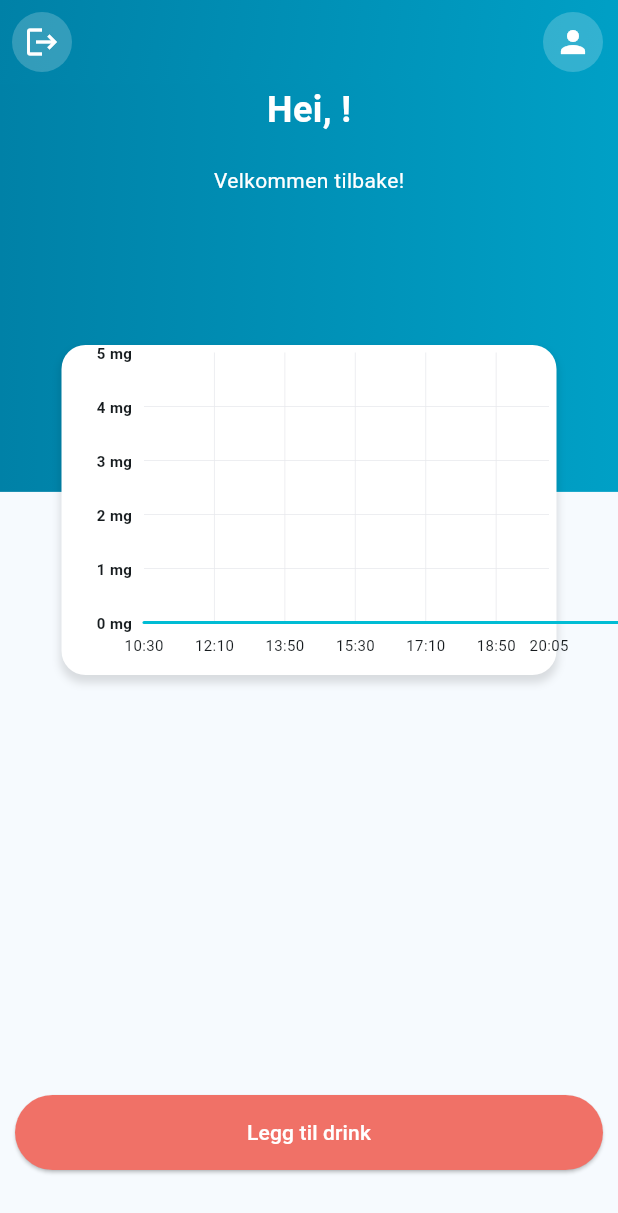
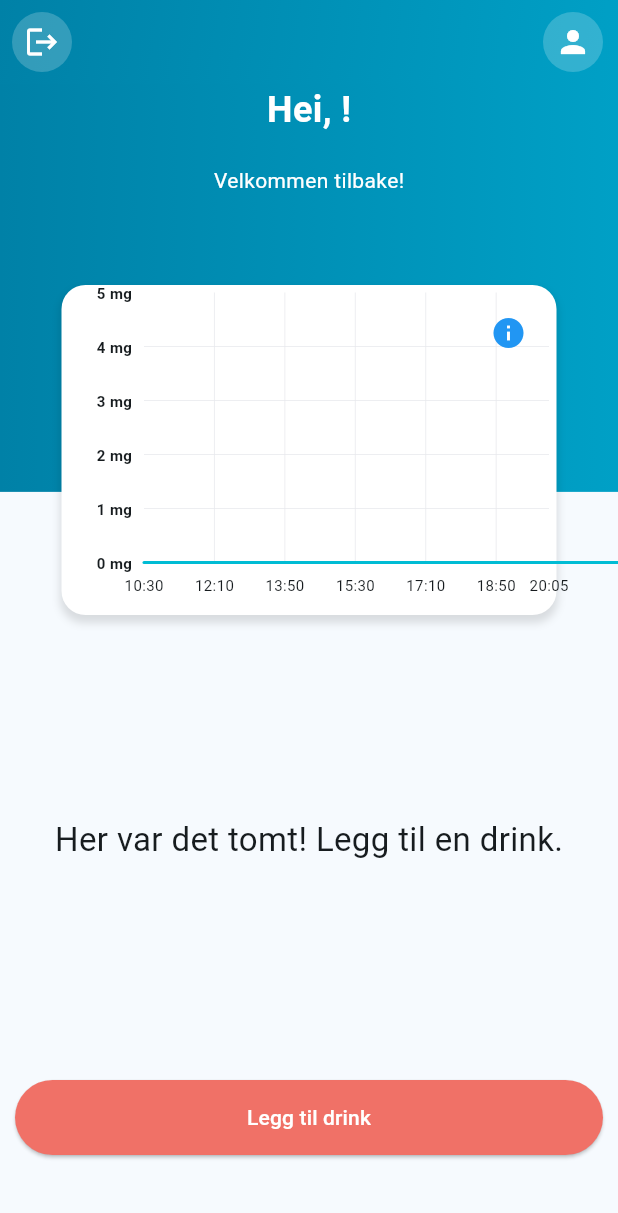
Before and after one commit to quarc0o/caffeine_tracker_app, a Flutter app: the screen it shows once a user with an empty profile is signed in, on a phone screen of 412 x 824 dp. Shown: the top 1213 px of the screen. Run offline on Flutter 3.47's test engine with Material 2 defaults, Android fonts, the light colour scheme and no system bars; drawn by our look-alikes of fl_chart; our stand-ins replace firebase_auth, firebase_core, firebase_database, fluttertoast; missing offline and left inert: flutter_barcode_scanner; accounts and stored records are empty.

Commit message:
looking better

```diff
--- a/lib/components/Chart.dart
+++ b/lib/components/Chart.dart
@@ -15,6 +15,23 @@ class Chart extends StatelessWidget {
 
   @override
   Widget build(BuildContext context) {
+    void _showInfoDialog() {
+      showDialog(
+        context: context,
+        builder: (context) => AlertDialog(
+          title: Text('Koffeininntak'),
+          content: Text(
+              'Diagrammet vises hvordan koffeininnholdet i blodet ditt endrer seg over tid. Trykk og hold inne for å se nøyaktig verdi. Endre personlig informasjon på profilsiden for et bedre estimat.'),
+          actions: [
+            TextButton(
+              child: Text('Lukk'),
+              onPressed: () => Navigator.of(context).pop(),
+            ),
+          ],
+        ),
+      );
+    }
+
     List<FlSpot> caffeineData = List.generate(caffeineValues.length, (index) {
       return FlSpot(index.toDouble(), caffeineValues[index]);
     });
@@ -26,7 +43,8 @@ class Chart extends StatelessWidget {
     double intervalValue = maxValue / 5;
     if (intervalValue == 0) intervalValue = 1;
 
-    return Container(
+    return Stack(children: [
+      Container(
         width: 330,
         height: 220,
         decoration: BoxDecoration(
@@ -131,7 +149,19 @@ class Chart extends StatelessWidget {
               ],
             ),
           ),
-        ));
+        ),
+      ),
+      Positioned(
+        top: 8,
+        right: 8,
+        child: IconButton(
+          icon: Icon(Icons.info, color: Colors.blue),
+          onPressed: () {
+            _showInfoDialog();
+          },
+        ),
+      ),
+    ]);
   }
 }
 
--- a/lib/components/DrinkHistory/DrinkScroll.dart
+++ b/lib/components/DrinkHistory/DrinkScroll.dart
@@ -15,7 +15,33 @@ class DrinkScroll extends StatefulWidget {
 class _DrinkScrollState extends State<DrinkScroll> {
   @override
   Widget build(BuildContext context) {
-    return ListView.builder(
+    if (widget.drinks?.isEmpty ?? true) {
+      // Using `isEmpty` is more idiomatic.
+      return const Center(
+        child: Text(
+          "Her var det tomt! Legg til en drink.",
+          style: TextStyle(fontSize: 22),
+        ),
+      );
+    } else {
+      return Column(
+        children: [
+          Align(
+            alignment: Alignment.topRight,
+            child: Padding(
+              padding: const EdgeInsets.only(right: 35),
+              child: IconButton(
+                icon: Icon(
+                  Icons.info,
+                  color: Colors.blue,
+                  size: 25,
+                ),
+                onPressed: _showInfoDialog,
+              ),
+            ),
+          ),
+          Expanded(
+            child: ListView.builder(
               scrollDirection: Axis.horizontal,
               itemCount: widget.drinks?.length ?? 0,
               itemBuilder: (context, index) {
@@ -27,7 +53,29 @@ class _DrinkScrollState extends State<DrinkScroll> {
                     ),
                   );
                 }
+                return Container(); // Return an empty container if widget.drinks is null.
               },
+            ),
+          ),
+        ],
       );
     }
   }
+
+  void _showInfoDialog() {
+    showDialog(
+      context: context,
+      builder: (context) => AlertDialog(
+        title: Text('Drinker'),
+        content: Text(
+            'Her vises koffeinholdige drikker inntatt de siste 24 timene. Trykk og hold inne på en drink for å slette den.'),
+        actions: [
+          TextButton(
+            child: Text('Lukk'),
+            onPressed: () => Navigator.of(context).pop(),
+          ),
+        ],
+      ),
+    );
+  }
+}
--- a/lib/views/HomeScreen.dart
+++ b/lib/views/HomeScreen.dart
@@ -129,18 +129,18 @@ class _HomeScreenState extends State<HomeScreen> {
                         style: TextStyle(color: Colors.white),
                       ),
                       SizedBox(
-                        height: 100,
+                        height: 60,
                       ),
                       Chart(
                         caffeineValues: calculateTotalCaffeineOverTime(
                             user?.drinks ?? [], user!),
                       ),
                       SizedBox(
-                        height: 40,
+                        height: 30,
                       ),
                       Container(
                         height:
-                            200, // Adjust this value based on how tall you want the scrolling area to be.
+                            240, // Adjust this value based on how tall you want the scrolling area to be.
                         child: DrinkScroll(
                           drinks: user.drinks,
                         ),
```
Lines whose indentation alone changed are shown as unchanged.
